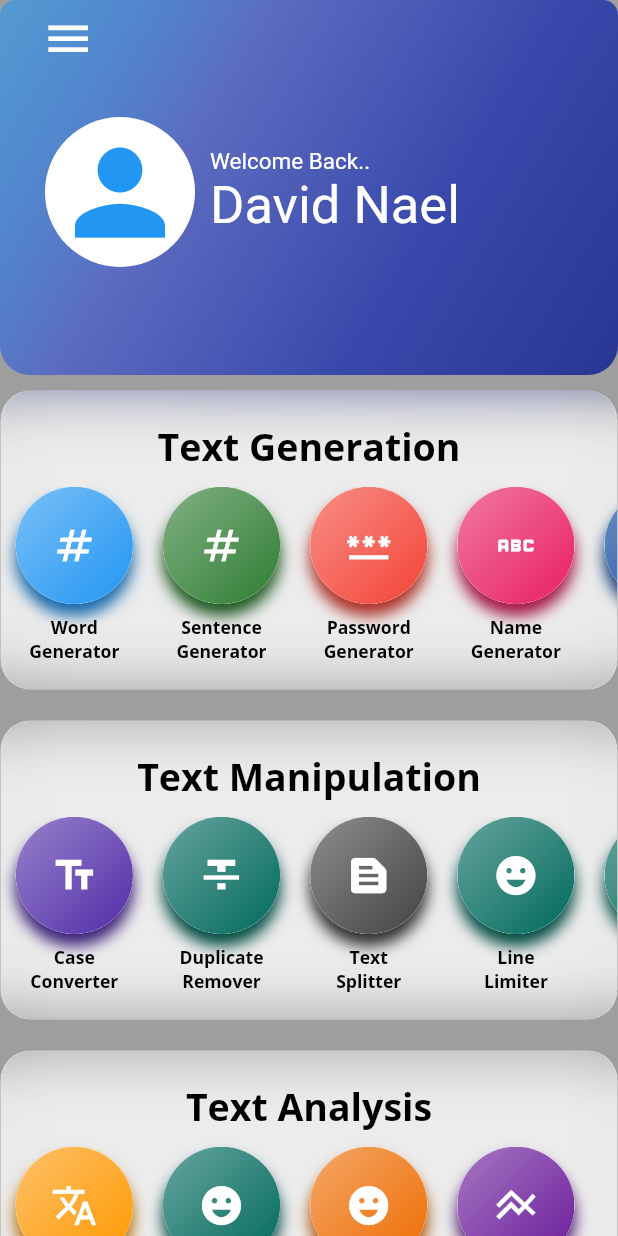
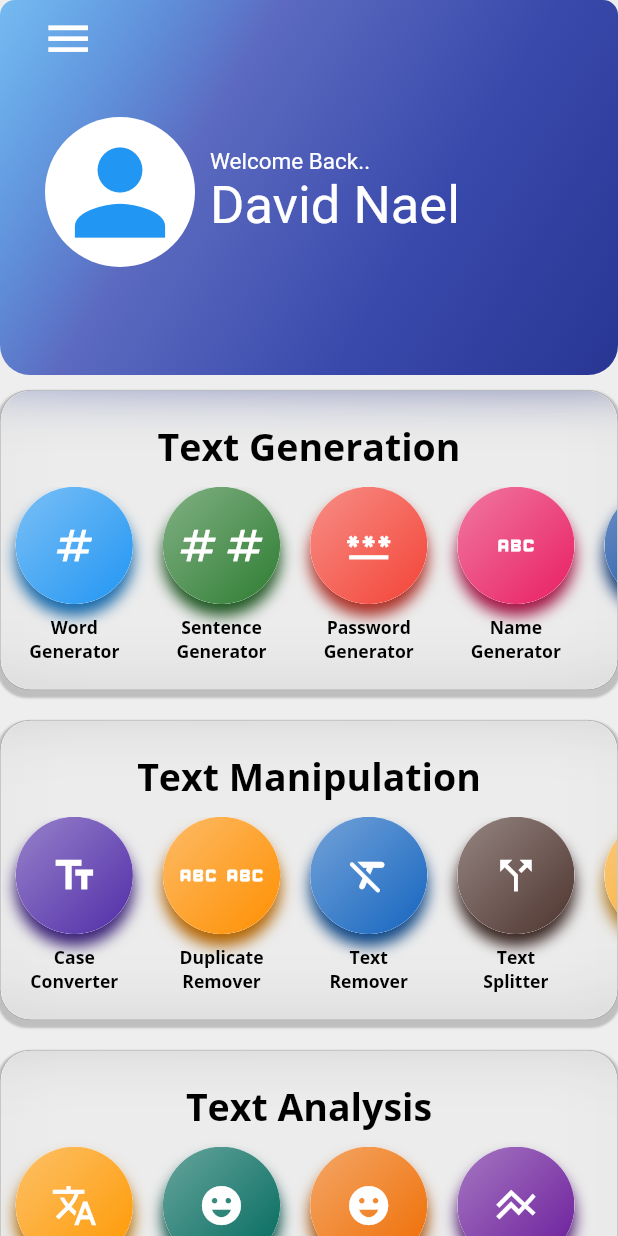
Before and after one commit to DavidNael/Text-Wizard, a Flutter app: the screen it shows after launch, on a phone screen of 412 x 824 dp. Run offline on Flutter 3.47's test engine with Material 2 defaults, Android fonts, the phone set to English and light mode, and no system bars; our stand-ins replace bloc, flutter_bloc, fluttertoast, share_plus; missing offline and left inert: translator, word_generator.

Commit message:
Added TextRemover Logic

```diff
--- a/text_wizard/lib/Components/custom_classes.dart
+++ b/text_wizard/lib/Components/custom_classes.dart
@@ -289,8 +289,6 @@ class TextUtilities {
     } else {
       final newString = text.replaceAll("\n", " \n ");
       words = newString.split(" ");
-
-      print("words: $words");
     }
     // 2 Remove empty words
     if (ignoreSpaces) {
@@ -554,6 +552,32 @@ class TextUtilities {
     }
     return result;
   }
+
+  String textRemover({
+    String text = "",
+    String key = "",
+    bool caseSensitive = false,
+    bool matchKey = false,
+    bool ignoreSpaces = false,
+    bool ignoreNewLines = false,
+  }) {
+    List<String> words = getWords(
+      text: text,
+      ignoreSpaces: ignoreSpaces,
+      ignoreNewLines: ignoreNewLines,
+    );
+    String result = "";
+    String currentKey = caseSensitive ? key : key.toLowerCase();
+    for (int i = 0; i < words.length; i++) {
+      String currentWord = caseSensitive ? words[i] : words[i].toLowerCase();
+      if (currentWord != currentKey) {
+        if (matchKey || (!matchKey && !currentWord.contains(currentKey))) {
+          result += "${words[i]} ";
+        }
+      }
+    }
+    return result;
+  }
 }
 
 class CustomDialogs {
@@ -697,11 +721,13 @@ class HomepageElement {
   String pageName;
   Widget pageWidget;
   IconData pageIcon;
+  IconData? pageIcon2;
   Color pageColor;
   HomepageElement({
     required this.pageName,
     required this.pageWidget,
     required this.pageIcon,
     required this.pageColor,
+    this.pageIcon2,
   });
 }
--- a/text_wizard/lib/Cubit/Homepage/homepage_cubit.dart
+++ b/text_wizard/lib/Cubit/Homepage/homepage_cubit.dart
@@ -11,7 +11,7 @@ import 'package:tex_wiz/Views/duplicate_remover_page.dart';
 import 'package:tex_wiz/Views/line_limiter_page.dart';
 import 'package:tex_wiz/Views/name_generator_page.dart';
 import 'package:tex_wiz/Views/reverse_text_page.dart';
-import 'package:tex_wiz/Views/sentence_remover_page.dart';
+import 'package:tex_wiz/Views/text_remover_page.dart';
 import 'package:tex_wiz/Views/space_increaser_page.dart';
 import 'package:tex_wiz/Views/space_replacer_page.dart';
 import 'package:tex_wiz/Views/text_replacer_page.dart';
@@ -39,6 +39,7 @@ class HomepageCubit extends Cubit<HomepageStates> {
       pageName: "Sentence\nGenerator",
       pageWidget: const SentenceGeneratorPage(),
       pageIcon: Icons.numbers,
+      pageIcon2: Icons.numbers,
       pageColor: Colors.green.shade800,
     ),
     HomepageElement(
@@ -70,32 +71,33 @@ class HomepageCubit extends Cubit<HomepageStates> {
     HomepageElement(
       pageName: "Duplicate\nRemover",
       pageWidget: const DuplicateRemoverPage(),
-      pageIcon: Icons.format_strikethrough_outlined,
-      pageColor: Colors.teal.shade800,
+      pageIcon: Icons.abc_rounded,
+      pageIcon2: Icons.abc_rounded,
+      pageColor: Colors.amber.shade800,
+    ),
+    HomepageElement(
+      pageName: "Text\nRemover",
+      pageWidget: const TextRemoverPage(),
+      pageIcon: Icons.format_clear_rounded,
+      pageColor: Colors.blue.shade800,
     ),
     HomepageElement(
       pageName: "Text\nSplitter",
       pageWidget: const TextSplitterPage(),
-      pageIcon: Icons.text_snippet,
-      pageColor: Colors.grey.shade800,
+      pageIcon: Icons.call_split,
+      pageColor: Colors.brown.shade800,
     ),
     HomepageElement(
       pageName: "Line\nLimiter",
       pageWidget: const LineLimiterPage(),
-      pageIcon: Icons.emoji_emotions,
-      pageColor: Colors.teal.shade800,
+      pageIcon: Icons.format_list_numbered_outlined,
+      pageColor: Colors.yellow.shade800,
     ),
     HomepageElement(
       pageName: "Reverse\nText",
       pageWidget: const ReverseTextPage(),
-      pageIcon: Icons.emoji_emotions,
-      pageColor: Colors.teal.shade800,
-    ),
-    HomepageElement(
-      pageName: "Sentence\nRemover",
-      pageWidget: const SentenceRemoverPage(),
-      pageIcon: Icons.emoji_emotions,
-      pageColor: Colors.teal.shade800,
+      pageIcon: Icons.fast_rewind_rounded,
+      pageColor: Colors.lime.shade800,
     ),
     HomepageElement(
       pageName: "Space\nReplacer",
--- a/text_wizard/lib/Cubit/SentenceRemover/sentence_remover_cubit.dart
+++ /dev/null
@@ -1,7 +0,0 @@
-import 'package:flutter_bloc/flutter_bloc.dart';
-import 'package:tex_wiz/Cubit/SentenceRemover/sentence_remover_state.dart';
-
-class SentenceRemoverCubit extends Cubit<SentenceRemoverState> {
-  SentenceRemoverCubit() : super(SentenceRemoverInitialState());
-  static SentenceRemoverCubit getCubit(context) => BlocProvider.of(context);
-}
--- a/text_wizard/lib/Cubit/SentenceRemover/sentence_remover_state.dart
+++ /dev/null
@@ -1,10 +0,0 @@
-
-abstract class SentenceRemoverState {}
-
-class SentenceRemoverInitialState extends SentenceRemoverState {}
-
-class SentenceRemoverOptionChange extends SentenceRemoverState {}
-
-class SentenceRemoverGeneratingText extends SentenceRemoverState {}
-
-class SentenceRemoverGeneratedText extends SentenceRemoverState {}
--- /dev/null
+++ b/text_wizard/lib/Cubit/TextRemover/text_remover_cubit.dart
@@ -0,0 +1,39 @@
+import 'package:flutter_bloc/flutter_bloc.dart';
+import 'package:tex_wiz/Components/custom_classes.dart';
+import 'package:tex_wiz/Cubit/TextRemover/text_remover_state.dart';
+
+class TextRemoverCubit extends Cubit<TextRemoverState> {
+  TextRemoverCubit() : super(TextRemoverInitialState());
+  static TextRemoverCubit getCubit(context) => BlocProvider.of(context);
+  Map<String, bool> options = {
+    'caseSensitive': false,
+    'matchKey': false,
+    'ignoreSpaces': false,
+    'ignoreNewLines': false,
+  };
+  String keyword = '';
+
+  void changeCheckboxValue({String key = "reverseCharacters"}) {
+    options[key] = !options[key]!;
+    emit(TextRemoverOptionChange());
+  }
+
+  String textRemover({
+    String text = "",
+    String keyword = "",
+  }) {
+    TextUtilities textUtilities = TextUtilities();
+    String result = text;
+    if (text.isNotEmpty && keyword.isNotEmpty) {
+      result = textUtilities.textRemover(
+        text: text,
+        key: keyword,
+        caseSensitive: options['caseSensitive']!,
+        matchKey: options['matchKey']!,
+        ignoreSpaces: options['ignoreSpaces']!,
+        ignoreNewLines: options['ignoreNewLines']!,
+      );
+    }
+    return result;
+  }
+}
--- /dev/null
+++ b/text_wizard/lib/Cubit/TextRemover/text_remover_state.dart
@@ -0,0 +1,10 @@
+
+abstract class TextRemoverState {}
+
+class TextRemoverInitialState extends TextRemoverState {}
+
+class TextRemoverOptionChange extends TextRemoverState {}
+
+class TextRemoverGeneratingText extends TextRemoverState {}
+
+class TextRemoverGeneratedText extends TextRemoverState {}
--- a/text_wizard/lib/Views/homepage.dart
+++ b/text_wizard/lib/Views/homepage.dart
@@ -19,7 +19,7 @@ class HomePage extends StatelessWidget {
       builder: (context, state) {
         final cubit = HomepageCubit.getCubit(mainContext);
         return Scaffold(
-          backgroundColor: Colors.grey[500],
+          backgroundColor: Colors.grey[200],
           drawer: Drawer(
             backgroundColor: Colors.black.withAlpha(50),
           ),
--- a/text_wizard/lib/Views/reverse_text_page.dart
+++ b/text_wizard/lib/Views/reverse_text_page.dart
@@ -13,10 +13,6 @@ class ReverseTextPage extends StatelessWidget {
 
   @override
   Widget build(BuildContext context) {
-    TextEditingController splitTextController = TextEditingController();
-    TextEditingController replaceWithController = TextEditingController();
-    TextEditingController prefixTextController = TextEditingController();
-    TextEditingController suffixTextController = TextEditingController();
     TextEditingController inputTextController = TextEditingController();
     TextEditingController outputTextController = TextEditingController();
 
--- a/text_wizard/lib/main.dart
+++ b/text_wizard/lib/main.dart
@@ -3,7 +3,7 @@ import 'package:tex_wiz/Cubit/CaseConverter/case_converter_cubit.dart';
 import 'package:tex_wiz/Cubit/DuplicateRemover/duplicate_remover_cubit.dart';
 import 'package:tex_wiz/Cubit/LineLimiter/line_limiter_cubit.dart';
 import 'package:tex_wiz/Cubit/ReverseText/reverse_text_cubit.dart';
-import 'package:tex_wiz/Cubit/SentenceRemover/sentence_remover_cubit.dart';
+import 'package:tex_wiz/Cubit/TextRemover/text_remover_cubit.dart';
 import 'package:tex_wiz/Cubit/SpaceIncreaser/space_increaser_cubit.dart';
 import 'package:tex_wiz/Cubit/SpaceReplacer/space_replacer_cubit.dart';
 import 'package:tex_wiz/Cubit/TextFormatter/text_formatter_cubit.dart';
@@ -76,7 +76,7 @@ class MyApp extends StatelessWidget {
           create: (context) => ReverseTextCubit(),
         ),
         BlocProvider(
-          create: (context) => SentenceRemoverCubit(),
+          create: (context) => TextRemoverCubit(),
         ),
         BlocProvider(
           create: (context) => SpaceReplacerCubit(),
```
Also changed, not shown: text_wizard/lib/Components/page_widgets.dart (+23 -7 lines), text_wizard/lib/Views/text_remover_page.dart (renamed from text_wizard/lib/Views/sentence_remover_page.dart, +113 -109 lines).
